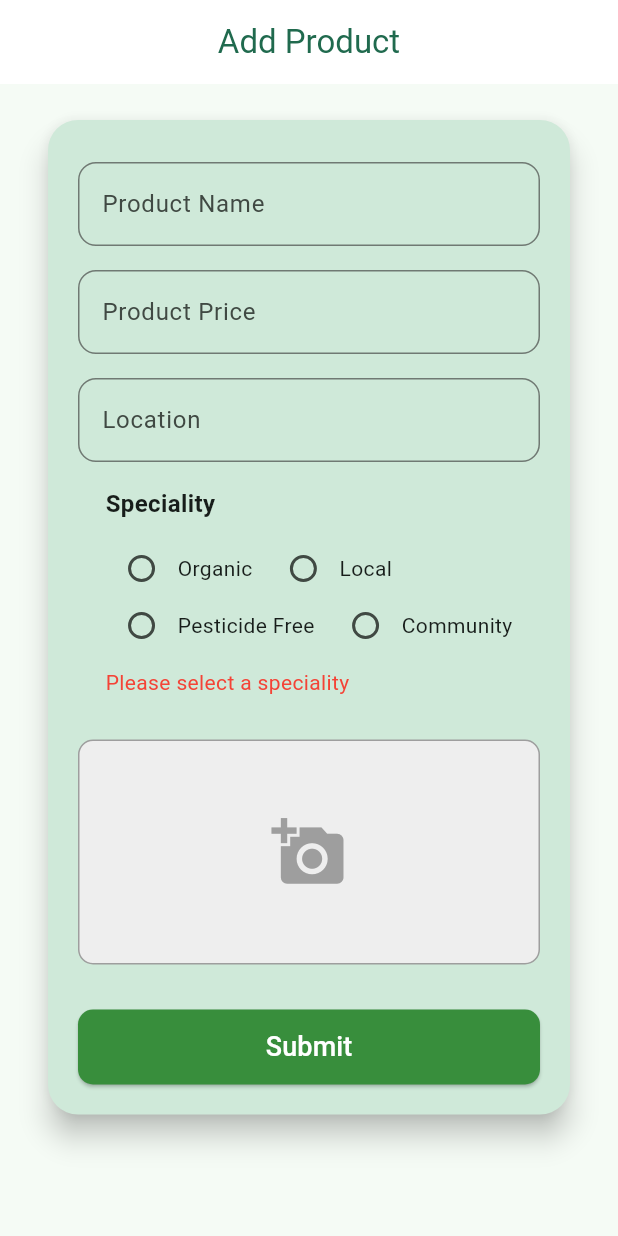
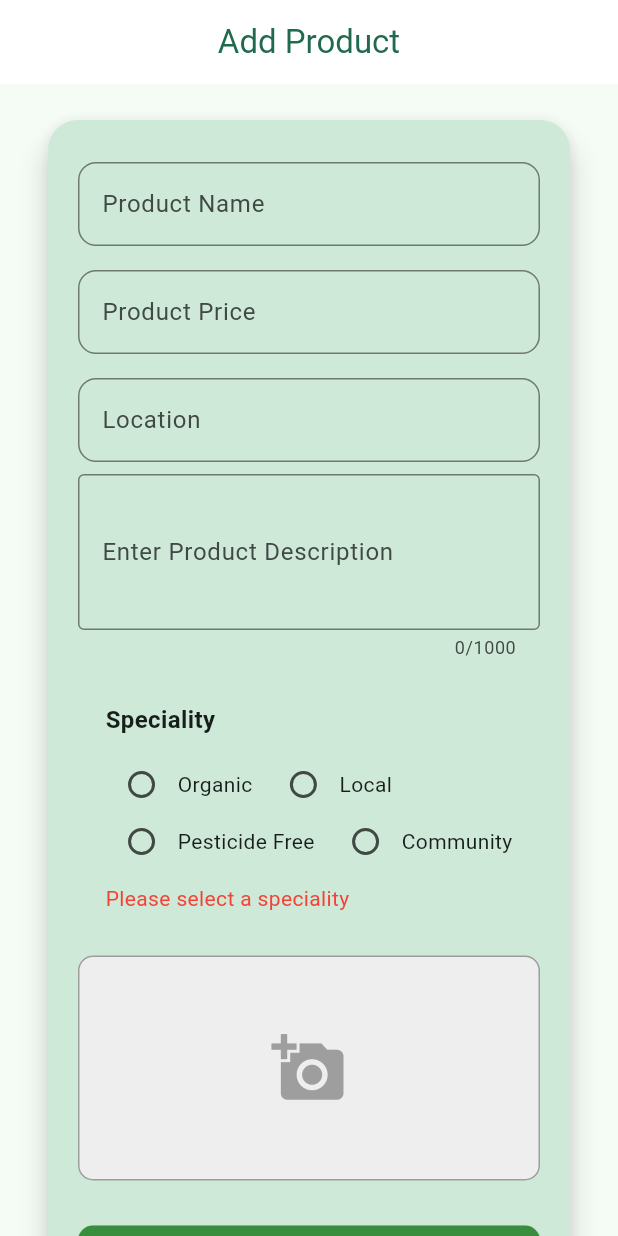
Before and after one commit to shshaheen/Farmz, a Flutter app: the UploadProducts screen opened directly, on a phone screen of 412 x 824 dp. Run offline on Flutter 3.47's test engine with Material 3 defaults, Android fonts, the light colour scheme and no system bars; our stand-ins replace carousel_slider, flutter_riverpod, flutter_spinkit, google_fonts, google_generative_ai, image_picker and 2 more; missing offline and left inert: cloudinary_public; accounts and stored records are empty; network calls fail.

Commit message:
Adjust everything after adding new field description

```diff
--- a/lib/Views/Screens/Farmer/upload_products.dart
+++ b/lib/Views/Screens/Farmer/upload_products.dart
@@ -23,7 +23,7 @@ class _UploadProductsState extends ConsumerState<UploadProducts> {
   final TextEditingController _productNameController = TextEditingController();
   final TextEditingController _productPriceController = TextEditingController();
   final TextEditingController _locationController = TextEditingController();
-
+  final TextEditingController _descriptionController = TextEditingController();
   String? _selectedSpeciality;
 
   Future<void> _pickImage() async {
@@ -51,6 +51,7 @@ class _UploadProductsState extends ConsumerState<UploadProducts> {
         productName: _productNameController.text.trim(),
         productPrice: int.parse(_productPriceController.text),
         location: _locationController.text.trim(),
+        description: _descriptionController.text.trim(),
         speciality: _selectedSpeciality!,
         farmerId: formerId,
         pickedImage: _imageFile,
@@ -99,6 +100,26 @@ class _UploadProductsState extends ConsumerState<UploadProducts> {
                   _buildTextField(_productPriceController, "Product Price",
                       TextInputType.number),
                   _buildTextField(_locationController, "Location"),
+                  SizedBox(
+                      width: 400,
+                      child: TextFormField(
+                        controller: _descriptionController,
+                        validator: (value) {
+                          if (value!.isEmpty) {
+                            return "Enter Product Description";
+                          } else {
+                            return null;
+                          }
+                        },
+                        maxLines: 3,
+                        maxLength: 1000,
+                        decoration: InputDecoration(
+                            labelText: 'Enter Product Description',
+                            hintText: 'Enter Product Description',
+                            border: OutlineInputBorder()),
+                      ),
+                    ),
+                    SizedBox(height: 20),
                   _buildSpecialityRadioGroup(),
                   const SizedBox(height: 20),
                   GestureDetector(
--- a/lib/Views/Screens/authentiaciton/consumer_login_screen.dart
+++ b/lib/Views/Screens/authentiaciton/consumer_login_screen.dart
@@ -1,3 +1,4 @@
+import 'package:farmz/Views/Screens/authentiaciton/consumer_signup_screen.dart';
 import 'package:farmz/Views/Screens/authentiaciton/farmer_signup_screen.dart';
 import 'package:farmz/controllers/consumer_auth_controller.dart';
 import 'package:flutter/material.dart';
@@ -280,7 +281,7 @@ class _LoginScreenState extends State<ConsumerLoginScreen> {
                             Navigator.pushAndRemoveUntil(
                                 context,
                                 MaterialPageRoute(
-                                  builder: (context) => FarmerSignupScreen(),
+                                  builder: (context) => ConsumerSignupScreen(),
                                 ),
                                 (route) => false,
                                 );
--- a/lib/controllers/consumer_auth_controller.dart
+++ b/lib/controllers/consumer_auth_controller.dart
@@ -1,5 +1,6 @@
 import 'package:farmz/Views/Screens/authentiaciton/consumer_login_screen.dart';
 import 'package:farmz/Views/Screens/consumer/consumer_home_page.dart';
+import 'package:farmz/Views/Screens/welcome_page.dart';
 import 'package:flutter/material.dart';
 import 'package:flutter_riverpod/flutter_riverpod.dart';
 import 'package:shared_preferences/shared_preferences.dart';
@@ -114,7 +115,7 @@ class ConsumerAuthController {
 
       Navigator.pushAndRemoveUntil(
           context,
-          MaterialPageRoute(builder: (context) => ConsumerLoginScreen()),
+          MaterialPageRoute(builder: (context) => WelcomePage()),
           (route) => false);
       showSnackBar(context, 'Signed out successfully.');
     } catch (e) {
--- a/lib/controllers/product_controller.dart
+++ b/lib/controllers/product_controller.dart
@@ -12,6 +12,7 @@ class ProductController {
     required String productName,
     required int productPrice,
     required String location,
+    required String description,
     required String speciality,
     required String farmerId,
     required File? pickedImage,
@@ -33,6 +34,7 @@ class ProductController {
             productName: productName,
             productPrice: productPrice,
             location:location,
+            description: description,
             speciality: speciality,
             farmerId: farmerId,
             image: image,
--- a/lib/models/product.dart
+++ b/lib/models/product.dart
@@ -6,12 +6,12 @@ class Product {
   final String productName;
   final int productPrice;
   final String location;
+  final String description;
   final String speciality;
   final String farmerId;
   final String image;
 
-  Product({required this.id, required this.productName, required this.productPrice, required this.location, required this.speciality, required this.farmerId, required this.image});
-
+  Product({required this.id, required this.productName, required this.productPrice, required this.location, required this.description, required this.speciality, required this.farmerId, required this.image});
 
   Map<String, dynamic> toMap() {
     return <String, dynamic>{
@@ -19,6 +19,7 @@ class Product {
       'productName': productName,
       'productPrice': productPrice,
       'location': location,
+      'description': description,
       'speciality': speciality,
       'farmerId': farmerId,
       'image': image,
@@ -31,6 +32,7 @@ class Product {
       productName: map['productName'] ?? '',
       productPrice: map['productPrice'] ?? 0,
       location: map['location'] ?? '',
+      description: map['description'] ?? '',
       speciality: map['speciality'] ?? '',
       farmerId: map['farmerId'] ?? '',
       image: map['image'] ?? '',
```
Also changed, not shown: lib/Views/Screens/Farmer/farmer_home_page.dart (+36 -5 lines), lib/Views/Screens/consumer/consumer_home_page.dart (+36 -2 lines), lib/Views/Screens/consumer/product_detail_screen.dart (added, +84 -0 lines), lib/Views/Screens/consumer/widget/product_item_widget.dart (+14 -3 lines), lib/controllers/farmer_auth_controller.dart (+4 -3 lines).
